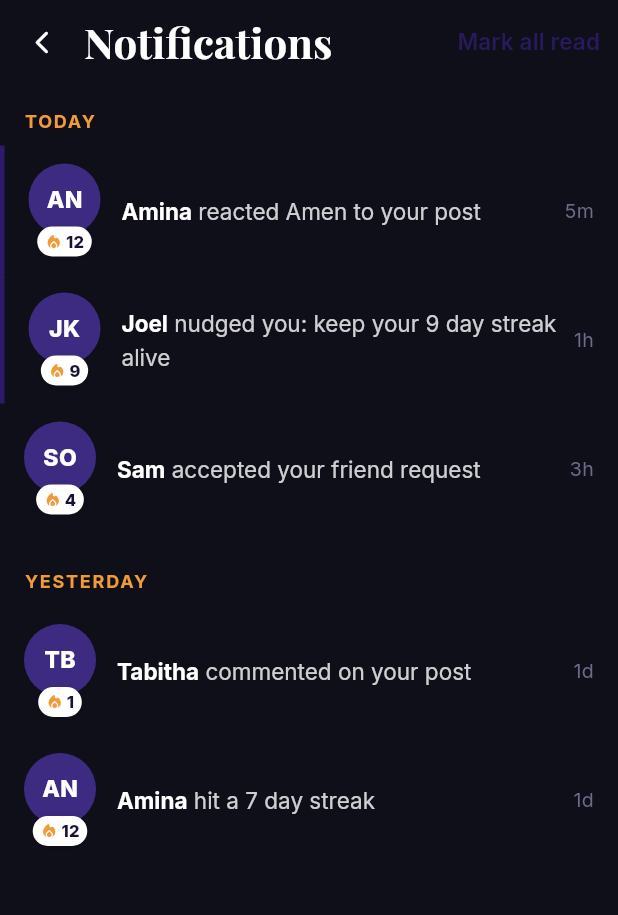
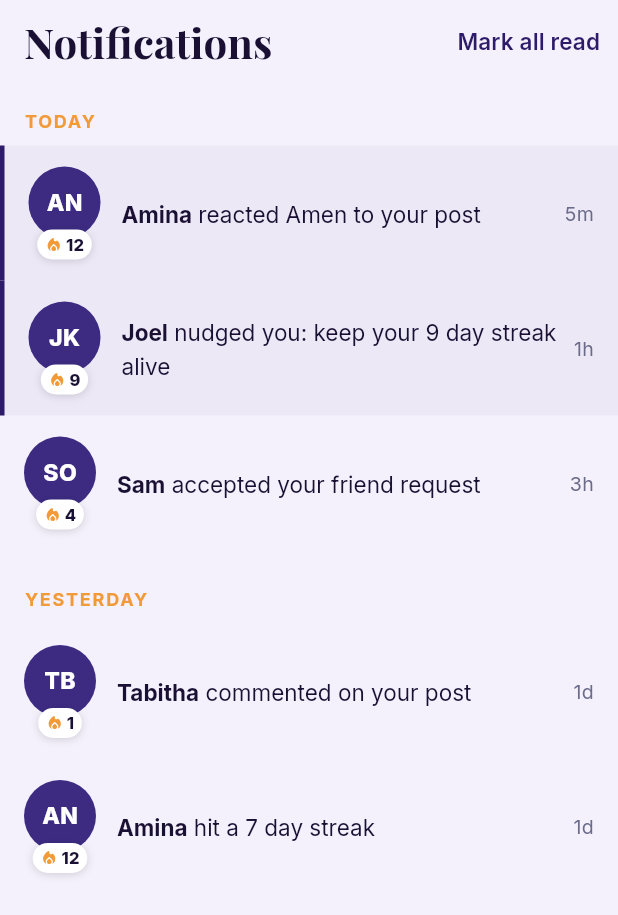
Before and after one commit to MauriceOmbewa/yahweh-frontend, a Flutter app: the FeedScreen screen opened directly, after a tap on an icon or button, on a phone screen of 412 x 824 dp. Shown: the top 915 px of the screen. Run offline on Flutter 3.47's test engine with Material 3 defaults, Android fonts, the phone set to English and light mode, and no system bars; our stand-ins replace google_fonts, iconsax.

Commit message:
fix: notifications — light theme, integrated into shell (index 6)
Notifications screen:
- Switched from dark to light theme (backgroundLight, textDark)
- No back arrow — shell screen like Friends
- Same Center + ConstrainedBox(680) responsive layout as Friends
- Unread rows: light purple tint bg + left purple accent bar

MainShell:
- Notifications added as index 6 in _buildScreens()
- _screens changed from static const to _buildScreens() method
  so FeedScreen can receive onNotificationsTap callback
- Bell tap calls _onTabTapped(6) — loads NotificationsScreen
  in the centre panel (same behaviour as Friends at index 4)
- Mobile IndexedStack still uses only sublist(0,4)

```diff
--- a/lib/features/feed/feed_screen.dart
+++ b/lib/features/feed/feed_screen.dart
@@ -33,7 +33,12 @@ import '../../models/user.dart';
 import '../../navigation/app_router.dart';
 
 class FeedScreen extends StatelessWidget {
-  const FeedScreen({super.key});
+  // Optional callback — when provided (from MainShell on wide screens),
+  // the bell icon switches to the Notifications panel in the shell.
+  // When null (e.g. opened standalone), it falls back to pushing a route.
+  final VoidCallback? onNotificationsTap;
+
+  const FeedScreen({super.key, this.onNotificationsTap});
 
   @override
   Widget build(BuildContext context) {
@@ -67,10 +72,15 @@ class FeedScreen extends StatelessWidget {
             count: MockData.notifications
                 .where((n) => !n.isRead)
                 .length,
-            onTap: () => Navigator.pushNamed(
-              context,
-              AppRoutes.notifications,
-            ),
+            onTap: () {
+              if (onNotificationsTap != null) {
+                // Shell is available — switch panel in place
+                onNotificationsTap!();
+              } else {
+                // Fallback: push as a route
+                Navigator.pushNamed(context, AppRoutes.notifications);
+              }
+            },
           ),
           const SizedBox(width: 4),
         ],
--- a/lib/features/notifications/notifications_screen.dart
+++ b/lib/features/notifications/notifications_screen.dart
@@ -3,21 +3,13 @@
 //
 // PURPOSE: Shows all notifications grouped by TODAY / YESTERDAY.
 //
-// DESIGN NOTES (from the screenshot):
-//   - Dark background (#0F0F1A) — different from every other screen
-//   - "Notifications" title in white, left-aligned
-//   - "Mark all read" in purple/blue, right-aligned
-//   - TODAY / YESTERDAY section labels in orange uppercase
-//   - Each notification row:
-//       [Avatar + badge]  [Bold name] normal text   [time]
-//   - Unread rows get a subtle left accent bar
+// LAYOUT (same pattern as Friends):
+//   - Part of the shell's IndexedStack (index 6)
+//   - Wide: loads in centre panel, no right panel
+//   - Mobile: no back arrow (it's a shell tab equivalent,
+//     accessed via the bell icon in the feed app bar)
 //
-// RESPONSIVE:
-//   - Same Center + ConstrainedBox(maxWidth: 680) pattern
-//   - Accessed via Navigator.pushNamed (not a shell tab)
-//   - Has a back arrow on wide screens
-//
-// STATE: Stateful because "Mark all read" changes local state.
+// THEME: Light (backgroundLight, textDark) — same as all other screens.
 // ============================================================
 
 import 'package:flutter/material.dart';
@@ -37,7 +29,6 @@ class NotificationsScreen extends StatefulWidget {
 }
 
 class _NotificationsScreenState extends State<NotificationsScreen> {
-  // Local mutable copy so "Mark all read" can update the UI
   late List<AppNotification> _notifications;
 
   @override
@@ -46,7 +37,6 @@ class _NotificationsScreenState extends State<NotificationsScreen> {
     _notifications = List.from(MockData.notifications);
   }
 
-  // ── Mark all as read ─────────────────────────────────────
   void _markAllRead() {
     setState(() {
       _notifications = _notifications
@@ -58,13 +48,12 @@ class _NotificationsScreenState extends State<NotificationsScreen> {
                 fromUserStreak:   n.fromUserStreak,
                 message:          n.message,
                 receivedAt:       n.receivedAt,
-                isRead:           true, // ← mark read
+                isRead:           true,
               ))
           .toList();
     });
   }
 
-  // ── Split into today / yesterday ──────────────────────────
   List<AppNotification> get _todayNotifs =>
       _notifications.where((n) => n.isToday).toList();
 
@@ -74,70 +63,47 @@ class _NotificationsScreenState extends State<NotificationsScreen> {
   @override
   Widget build(BuildContext context) {
     return Scaffold(
-      backgroundColor: AppColors.backgroundDark,
+      backgroundColor: AppColors.backgroundLight, // ← light background
 
       // ── App Bar ─────────────────────────────────────────────
       appBar: AppBar(
-        backgroundColor:       AppColors.backgroundDark,
-        elevation:              0,
-        scrolledUnderElevation: 0,
-        // Back arrow — white on dark background
-        leading: IconButton(
-          icon: const Icon(
-            Icons.arrow_back_ios_new_rounded,
-            color: AppColors.white,
-            size:  18,
-          ),
-          onPressed: () => Navigator.pop(context),
-        ),
+        backgroundColor:        AppColors.backgroundLight,
+        elevation:               0,
+        scrolledUnderElevation:  0,
+        automaticallyImplyLeading: false, // No back arrow — shell screen
         title: Text(
           'Notifications',
-          style: AppTextStyles.headingLarge.copyWith(
-            color: AppColors.white,
-          ),
+          style: AppTextStyles.headingLarge, // dark text on light bg
         ),
-        titleSpacing: 0,
-        // "Mark all read" link on the right
         actions: [
           TextButton(
             onPressed: _markAllRead,
             child: Text(
               'Mark all read',
               style: AppTextStyles.labelMedium.copyWith(
-                color: AppColors.primaryPurple.withValues(alpha: 0.85),
+                color: AppColors.primaryPurple,
               ),
             ),
           ),
         ],
       ),
 
-      // ── Body ─────────────────────────────────────────────────
+      // ── Body: centred + max-width (same as Friends) ──────────
       body: Center(
         child: ConstrainedBox(
           constraints: const BoxConstraints(maxWidth: 680),
           child: ListView(
-            // ListView is better than SingleChildScrollView here
-            // because it lazily renders items — better performance
-            // when there are many notifications.
             children: [
-              // ── TODAY section ─────────────────────────────
               if (_todayNotifs.isNotEmpty) ...[
                 _SectionLabel(label: 'TODAY'),
-                ..._todayNotifs.map(
-                  (n) => _NotificationRow(notification: n),
-                ),
+                ..._todayNotifs.map((n) => _NotificationRow(notification: n)),
               ],
-
-              // ── YESTERDAY section ─────────────────────────
               if (_yesterdayNotifs.isNotEmpty) ...[
                 const SizedBox(height: 8),
                 _SectionLabel(label: 'YESTERDAY'),
                 ..._yesterdayNotifs.map(
-                  (n) => _NotificationRow(notification: n),
-                ),
+                    (n) => _NotificationRow(notification: n)),
               ],
-
-              // Bottom breathing room
               const SizedBox(height: AppConstants.paddingXl),
             ],
           ),
@@ -147,9 +113,7 @@ class _NotificationsScreenState extends State<NotificationsScreen> {
   }
 }
 
-// ════════════════════════════════════════════════════════════
-//  SECTION LABEL  ("TODAY" / "YESTERDAY")
-// ════════════════════════════════════════════════════════════
+// ── Section label ("TODAY" / "YESTERDAY") ────────────────────
 class _SectionLabel extends StatelessWidget {
   final String label;
   const _SectionLabel({required this.label});
@@ -163,18 +127,12 @@ class _SectionLabel extends StatelessWidget {
         AppConstants.paddingMd,
         AppConstants.paddingSm,
       ),
-      child: Text(
-        label,
-        // Orange uppercase caps — sectionTitleCaps style
-        style: AppTextStyles.sectionTitleCaps,
-      ),
+      child: Text(label, style: AppTextStyles.sectionTitleCaps),
     );
   }
 }
 
-// ════════════════════════════════════════════════════════════
-//  NOTIFICATION ROW
-// ════════════════════════════════════════════════════════════
+// ── Notification row ──────────────────────────────────────────
 class _NotificationRow extends StatelessWidget {
   final AppNotification notification;
   const _NotificationRow({required this.notification});
@@ -182,8 +140,12 @@ class _NotificationRow extends StatelessWidget {
   @override
   Widget build(BuildContext context) {
     return Container(
-      // Unread rows: subtle left blue accent bar
+      // Unread: subtle left purple accent bar
       decoration: BoxDecoration(
+        // Light lavender tint on unread rows
+        color: notification.isRead
+            ? Colors.transparent
+            : AppColors.primaryPurple.withValues(alpha: 0.04),
         border: notification.isRead
             ? null
             : const Border(
@@ -196,33 +158,31 @@ class _NotificationRow extends StatelessWidget {
       child: Padding(
         padding: const EdgeInsets.symmetric(
           horizontal: AppConstants.paddingMd,
-          vertical:   12,
+          vertical:   14,
         ),
         child: Row(
           crossAxisAlignment: CrossAxisAlignment.center,
           children: [
-            // ── Avatar with streak badge ──────────────────
+            // Avatar — no ring (just a regular avatar)
             UserAvatar(
               initials:    notification.fromUserInitials,
               streakCount: notification.fromUserStreak,
               size:        AppConstants.avatarMd,
-              showRing:    false, // No ring in notifications
+              showRing:    false,
             ),
             const SizedBox(width: 14),
 
-            // ── Notification text ─────────────────────────
+            // Notification text (bold name + normal rest)
             Expanded(
               child: _NotificationText(notification: notification),
             ),
 
             const SizedBox(width: 10),
 
-            // ── Time ago ──────────────────────────────────
+            // Time ago — right-aligned
             Text(
               notification.timeAgo,
-              style: AppTextStyles.bodySmall.copyWith(
-                color: AppColors.textMedium,
-              ),
+              style: AppTextStyles.bodySmall,
             ),
           ],
         ),
@@ -231,40 +191,32 @@ class _NotificationRow extends StatelessWidget {
   }
 }
 
-// ── Notification text with bold name ─────────────────────────
-// Renders e.g.:  "Amina reacted Amen to your post"
-// where "Amina" is bold white and the rest is normal grey.
+// ── Bold name + normal message text ──────────────────────────
 class _NotificationText extends StatelessWidget {
   final AppNotification notification;
   const _NotificationText({required this.notification});
 
   @override
   Widget build(BuildContext context) {
-    // Split the message to bold the first word (the user's name).
-    // e.g. "Amina reacted Amen to your post"
-    //   → bold "Amina" + normal " reacted Amen to your post"
-    final String fullMessage = notification.message;
-    final String name        = notification.fromUserName;
-    final String rest        = fullMessage.startsWith(name)
-        ? fullMessage.substring(name.length)
-        : fullMessage;
+    final String name = notification.fromUserName;
+    final String rest = notification.message.startsWith(name)
+        ? notification.message.substring(name.length)
+        : notification.message;
 
     return RichText(
       text: TextSpan(
         children: [
-          // Bold name
           TextSpan(
             text:  name,
             style: AppTextStyles.bodyMedium.copyWith(
-              color:      AppColors.white,
+              color:      AppColors.textDark,
               fontWeight: FontWeight.w700,
             ),
           ),
-          // Rest of the message
           TextSpan(
             text:  rest,
             style: AppTextStyles.bodyMedium.copyWith(
-              color: AppColors.white.withValues(alpha: 0.8),
+              color: AppColors.textDark,
             ),
           ),
         ],
```
Also changed, not shown: lib/navigation/main_shell.dart (+21 -15 lines).
